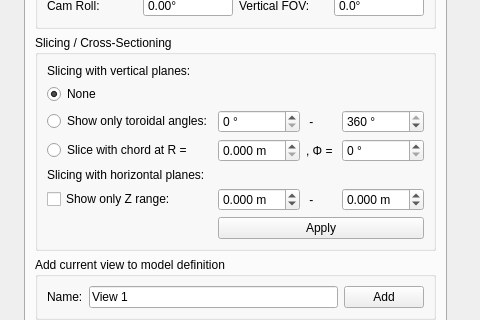
The window that calcam/gui/qt_designer_files/cad_edit.ui (euratom-software/calcam) describes before a commit, drawn with Qt 5; both pictures show x 482 to 962 and y 576 to 896 of the 962 by 1026 pixel window.
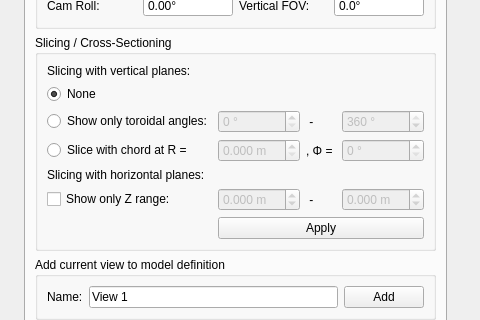
The same window after the commit. The open tabs and pages were chosen to show the change.

Patch:
```diff
--- a/calcam/gui/qt_designer_files/cad_edit.ui
+++ b/calcam/gui/qt_designer_files/cad_edit.ui
@@ -1034,6 +1034,9 @@
            </item>
            <item row="2" column="3">
             <widget class="QSpinBox" name="cakeslice_phi1">
+             <property name="enabled">
+              <bool>false</bool>
+             </property>
              <property name="suffix">
               <string> °</string>
              </property>
@@ -1054,6 +1057,9 @@
            </item>
            <item row="3" column="3">
             <widget class="QSpinBox" name="chordslice_phi">
+             <property name="enabled">
+              <bool>false</bool>
+             </property>
              <property name="suffix">
               <string> °</string>
              </property>
@@ -1064,6 +1070,9 @@
            </item>
            <item row="5" column="1">
             <widget class="QDoubleSpinBox" name="zslice_zmin">
+             <property name="enabled">
+              <bool>false</bool>
+             </property>
              <property name="suffix">
               <string> m</string>
              </property>
@@ -1077,6 +1086,9 @@
            </item>
            <item row="5" column="3">
             <widget class="QDoubleSpinBox" name="zslice_zmax">
+             <property name="enabled">
+              <bool>false</bool>
+             </property>
              <property name="suffix">
               <string> m</string>
              </property>
@@ -1090,6 +1102,9 @@
            </item>
            <item row="3" column="1">
             <widget class="QDoubleSpinBox" name="chordslice_r">
+             <property name="enabled">
+              <bool>false</bool>
+             </property>
              <property name="suffix">
               <string> m</string>
              </property>
@@ -1126,6 +1141,9 @@
            </item>
            <item row="2" column="1">
             <widget class="QSpinBox" name="cakeslice_phi0">
+             <property name="enabled">
+              <bool>false</bool>
+             </property>
              <property name="suffix">
               <string> °</string>
              </property>
```
